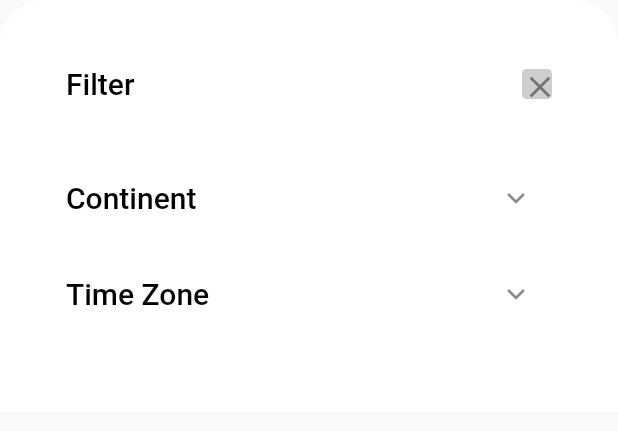
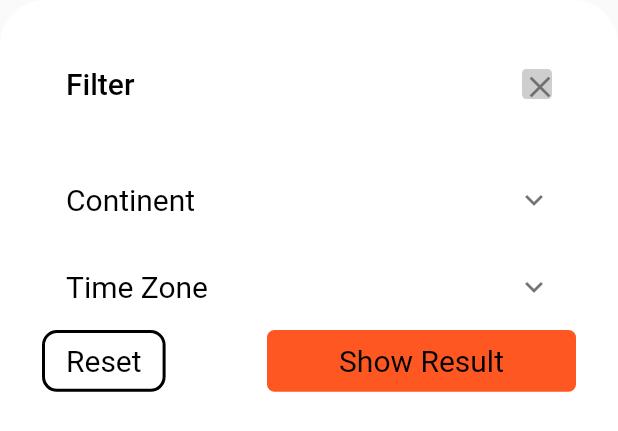
Before and after one commit to Devsinglad/conry_list, a Flutter app: the Sheet widget shown alone on an empty page, opened directly, on a phone screen of 412 x 824 dp. Shown: the top 431 px of the screen. Run offline on Flutter 3.47's test engine with Material 2 defaults, Android fonts, the phone set to English and light mode, and no system bars; network calls fail.

Commit message:
new commit

```diff
--- a/lib/widgets/customBox.dart
+++ b/lib/widgets/customBox.dart
@@ -8,6 +8,7 @@ Widget CustomBbox({
   final Color? shadowColor,
   final BorderRadius? radius,
   final BoxShape? shapes,
+  final Border? border,
   final Widget? widget,
   final DecorationImage? image,
 }) {
@@ -18,6 +19,7 @@ Widget CustomBbox({
       image: image,
       color: color,
       borderRadius: radius,
+      border: border,
       boxShadow: [
         BoxShadow(
           color: shadowColor ?? Colors.transparent,
--- a/lib/widgets/filter_widgets/shee.dart
+++ /dev/null
@@ -1,84 +0,0 @@
-import 'package:conry_list/widgets/filter_widgets/sheet_fillter.dart';
-import 'package:flutter/material.dart';
-import 'package:provider/provider.dart';
-
-import '../../const.dart';
-import '../../provider/themeProvider.dart';
-
-class Sheet extends StatefulWidget {
-  const Sheet({Key? key}) : super(key: key);
-
-  @override
-  State<Sheet> createState() => _SheetState();
-}
-
-class _SheetState extends State<Sheet> {
-  bool _expanded = false;
-  @override
-  Widget build(BuildContext context) {
-    final provider = Provider.of<ThemeProvider>(context);
-    return Container(
-      decoration: BoxDecoration(color: Colors.transparent),
-      child: Container(
-        padding: EdgeInsets.all(20),
-        height: MediaQuery.of(context).size.height / 3,
-        width: double.infinity,
-        decoration: BoxDecoration(
-          shape: BoxShape.rectangle,
-          color: provider.isDark ? DarkModeColor : Colors.white,
-          borderRadius: BorderRadius.only(
-            topLeft: Radius.circular(30),
-            topRight: Radius.circular(30),
-          ),
-        ),
-        child: Padding(
-          padding: const EdgeInsets.all(8.0),
-          child: Column(
-            children: [
-              SheetWidget(
-                  title: 'Filter',
-                  widget: InkWell(
-                    onTap: () {
-                      Navigator.pop(context);
-                    },
-                    child: Container(
-                      height: 20,
-                      width: 20,
-                      decoration: BoxDecoration(
-                        color: Colors.grey.withOpacity(0.5),
-                        borderRadius: BorderRadius.circular(3),
-                      ),
-                      child: Icon(Icons.close),
-                    ),
-                  )),
-              spaceHeight,
-              SheetWidget(
-                  title: "Continent",
-                  widget: IconButton(
-                    icon:
-                        Icon(_expanded ? Icons.expand_less : Icons.expand_more),
-                    onPressed: () {
-                      setState(() {
-                        _expanded = !_expanded;
-                      });
-                    },
-                  )),
-              smallHeight,
-              SheetWidget(
-                title: "Time Zone",
-                widget: IconButton(
-                  icon: Icon(_expanded ? Icons.expand_less : Icons.expand_more),
-                  onPressed: () {
-                    setState(() {
-                      _expanded = !_expanded;
-                    });
-                  },
-                ),
-              ),
-            ],
-          ),
-        ),
-      ),
-    );
-  }
-}
--- /dev/null
+++ b/lib/widgets/filter_widgets/sheet.dart
@@ -0,0 +1,193 @@
+import 'package:conry_list/widgets/Mytext.dart';
+import 'package:conry_list/widgets/customBox.dart';
+import 'package:conry_list/widgets/filter_widgets/sheet_fillter.dart';
+import 'package:flutter/material.dart';
+import 'package:provider/provider.dart';
+
+import '../../const.dart';
+import '../../models/alphabets.dart';
+import '../../provider/themeProvider.dart';
+
+class Sheet extends StatefulWidget {
+  const Sheet({Key? key}) : super(key: key);
+
+  @override
+  State<Sheet> createState() => _SheetState();
+}
+
+class _SheetState extends State<Sheet> {
+  var selected;
+  bool isPressed = false;
+  @override
+  Widget build(BuildContext context) {
+    final provider = Provider.of<ThemeProvider>(context);
+    return Wrap(
+      children: [
+        Container(
+          padding: EdgeInsets.all(20),
+          decoration: BoxDecoration(
+            shape: BoxShape.rectangle,
+            color: provider.isDark ? DarkModeColor : Colors.white,
+            borderRadius: BorderRadius.only(
+              topLeft: Radius.circular(30),
+              topRight: Radius.circular(30),
+            ),
+          ),
+          child: Padding(
+            padding: const EdgeInsets.all(8.0),
+            child: SingleChildScrollView(
+              scrollDirection: Axis.vertical,
+              child: Column(
+                children: [
+                  SheetWidget(
+                      title: 'Filter',
+                      widget: InkWell(
+                        onTap: () {
+                          Navigator.pop(context);
+                        },
+                        child: Container(
+                          height: 20,
+                          width: 20,
+                          decoration: BoxDecoration(
+                            color: Colors.grey.withOpacity(0.5),
+                            borderRadius: BorderRadius.circular(3),
+                          ),
+                          child: Icon(Icons.close),
+                        ),
+                      )),
+                  spaceHeight,
+                  ExpansionTile(
+                    title: MyText(
+                      context: context,
+                      title: 'Continent',
+                    ),
+                    children: [
+                      MyTile(
+                        title: 'Africa',
+                      ),
+                      MyTile(
+                        title: 'Antarctica',
+                      ),
+                      MyTile(
+                        title: 'Asia',
+                      ),
+                      MyTile(
+                        title: 'Europe',
+                      ),
+                      MyTile(
+                        title: 'North America',
+                      ),
+                      MyTile(
+                        title: 'South America',
+                      ),
+                    ],
+                  ),
+                  ExpansionTile(
+                    title: MyText(
+                      context: context,
+                      title: 'Time Zone',
+                    ),
+                    children: [
+                      MyTile(
+                        title: 'GMT+1:00',
+                      ),
+                      MyTile(
+                        title: 'GMT+2:00',
+                      ),
+                      MyTile(
+                        title: 'GMT+3:00',
+                      ),
+                      MyTile(
+                        title: 'GMT+4:00',
+                      ),
+                      MyTile(
+                        title: 'GMT+5:00',
+                      ),
+                      MyTile(
+                        title: 'GMT+6:00',
+                      ),
+                      MyTile(
+                        title: 'GMT+7:00',
+                      ),
+                      MyTile(
+                        title: 'GMT-6:00',
+                      ),
+                    ],
+                  ),
+                  Row(
+                    mainAxisAlignment: MainAxisAlignment.spaceBetween,
+                    children: [
+                      CustomBbox(
+                        height: MediaQuery.of(context).size.height * 0.05,
+                        width: MediaQuery.of(context).size.width * 0.2,
+                        color: provider.isDark ? DarkModeColor : Colors.white,
+                        radius: BorderRadius.circular(10),
+                        border: Border.all(
+                            color:
+                                provider.isDark ? Colors.white : Colors.black,
+                            width: 2),
+                        context: context,
+                        widget: Center(
+                          child: MyText(
+                            context: context,
+                            title: 'Reset',
+                          ),
+                        ),
+                      ),
+                      CustomBbox(
+                        height: MediaQuery.of(context).size.height * 0.05,
+                        width: MediaQuery.of(context).size.width * 0.5,
+                        color: Colors.deepOrange,
+                        radius: BorderRadius.circular(5),
+                        context: context,
+                        widget: Center(
+                          child: MyText(
+                            context: context,
+                            title: 'Show Result',
+                          ),
+                        ),
+                      ),
+                    ],
+                  ),
+                ],
+              ),
+            ),
+          ),
+        ),
+      ],
+    );
+  }
+}
+
+class MyTile extends StatefulWidget {
+  final String title;
+
+  MyTile({
+    Key? key,
+    required this.title,
+  }) : super(key: key);
+
+  @override
+  State<MyTile> createState() => _State();
+}
+
+class _State extends State<MyTile> {
+  bool value = false;
+  @override
+  Widget build(BuildContext context) {
+    return ListTile(
+      leading: MyText(
+        context: context,
+        title: widget.title,
+        weight: FontWeight.w500,
+      ),
+      trailing: Checkbox(
+          value: value,
+          onChanged: (newvalue) {
+            setState(() {
+              value = newvalue!;
+            });
+          }),
+    );
+  }
+}
--- a/lib/widgets/filter_widgets/translation_filter.dart
+++ b/lib/widgets/filter_widgets/translation_filter.dart
@@ -1,11 +1,10 @@
 import 'package:flutter/material.dart';
 import 'package:provider/provider.dart';
-
 import '../../const.dart';
 import '../../provider/themeProvider.dart';
 import '../Mytext.dart';
 import '../customBox.dart';
-import 'shee.dart';
+import 'sheet.dart';
 import 'sheet_fillter.dart';
 
 class Translaton_Filter extends StatelessWidget {
@@ -60,7 +59,12 @@ class Translaton_Filter extends StatelessWidget {
                   color: provider.isDark ? Colors.white : lightModeColor,
                 ),
                 onPressed: () {
-                  showBottomSheet(
+                  showModalBottomSheet<dynamic>(
+                    isScrollControlled: true,
+                    shape: RoundedRectangleBorder(
+                      borderRadius:
+                          BorderRadius.vertical(top: Radius.circular(30)),
+                    ),
                     context: context,
                     builder: (context) => Sheet(),
                   );
```
